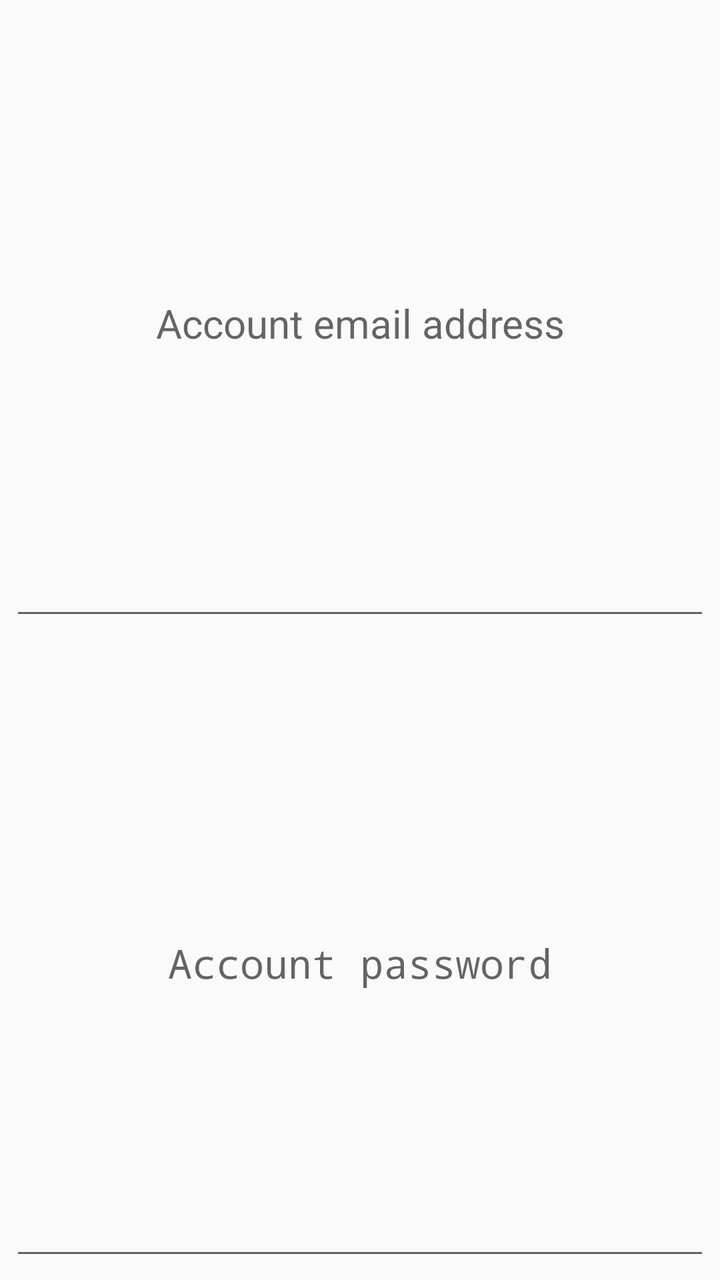
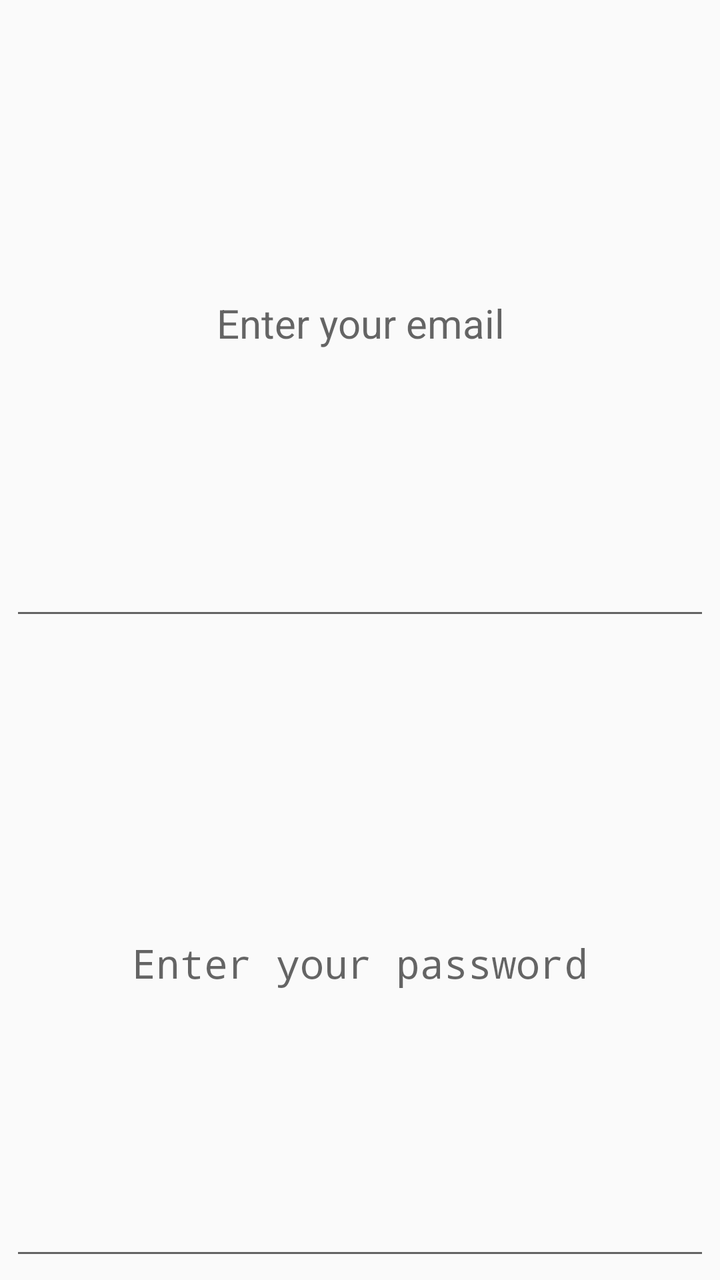

Before-and-after screenshots of an Android layout around one commit, followed by the original layout XML and the change that was made.
<!-- AndroidManifest.xml: application theme AppTheme -->
<!-- res/layout/dialog_reauth.xml -->
<?xml version="1.0" encoding="utf-8"?>
<LinearLayout xmlns:android="http://schemas.android.com/apk/res/android"
    android:orientation="vertical" android:layout_width="match_parent"
    android:layout_height="match_parent">

    <EditText
        android:id="@+id/reauth_user"
        android:layout_width="match_parent"
        android:layout_height="0dp"
        android:layout_weight=".25"
        android:layout_margin="5dp"
        android:textSize="@dimen/text_size_paragraph_title"
        android:gravity="center"
        android:inputType="textEmailAddress"
        android:imeOptions="actionDone"
        android:importantForAutofill="no"
        android:hint="Account email address"/>

    <EditText
        android:id="@+id/reauth_password"
        android:layout_width="match_parent"
        android:layout_height="0dp"
        android:layout_weight=".25"
        android:layout_margin="5dp"
        android:textSize="@dimen/text_size_paragraph_title"
        android:gravity="center"
        android:inputType="textPassword"
        android:imeOptions="actionDone"
        android:importantForAutofill="no"
        android:hint="Account password"/>

</LinearLayout>
<!-- resources referenced by this layout -->
<resources>
  <dimen name="text_size_paragraph_title">20sp</dimen>
  <style name="AppTheme" parent="Theme.AppCompat.Light.DarkActionBar">
          <item name="colorPrimary">@color/colorPrimary</item>
          <item name="colorPrimaryDark">@color/colorPrimaryDark</item>
          <item name="colorAccent">@color/colorCheer</item>
          <item name="popupMenuStyle">@style/AppTheme.PopupOverlay</item>
          <item name="android:datePickerDialogTheme">@style/AppTheme.DataPicker</item>
      </style>
  <color name="colorPrimary">#048AF1</color>
  <color name="colorPrimaryDark">#0567CB</color>
  <color name="colorCheer">#F7BA28</color>
  <style name="AppTheme.PopupOverlay" parent="@android:style/Widget.PopupMenu">
          <item name="android:background">@color/colorPrimary</item>
      </style>
  <style name="AppTheme.DataPicker" parent="Theme.AppCompat.Light.Dialog">
          <item name="colorAccent">@color/colorPrimaryDark</item>
      </style>
</resources>

<!-- the commit's change to res/layout/dialog_reauth.xml (unified diff, before → after) -->
@@ -14,7 +14,7 @@
         android:inputType="textEmailAddress"
         android:imeOptions="actionDone"
         android:importantForAutofill="no"
-        android:hint="Account email address"/>
+        android:hint="Enter your email"/>
 
     <EditText
         android:id="@+id/reauth_password"
@@ -27,6 +27,6 @@
         android:inputType="textPassword"
         android:imeOptions="actionDone"
         android:importantForAutofill="no"
-        android:hint="Account password"/>
+        android:hint="Enter your password"/>
 
 </LinearLayout>
